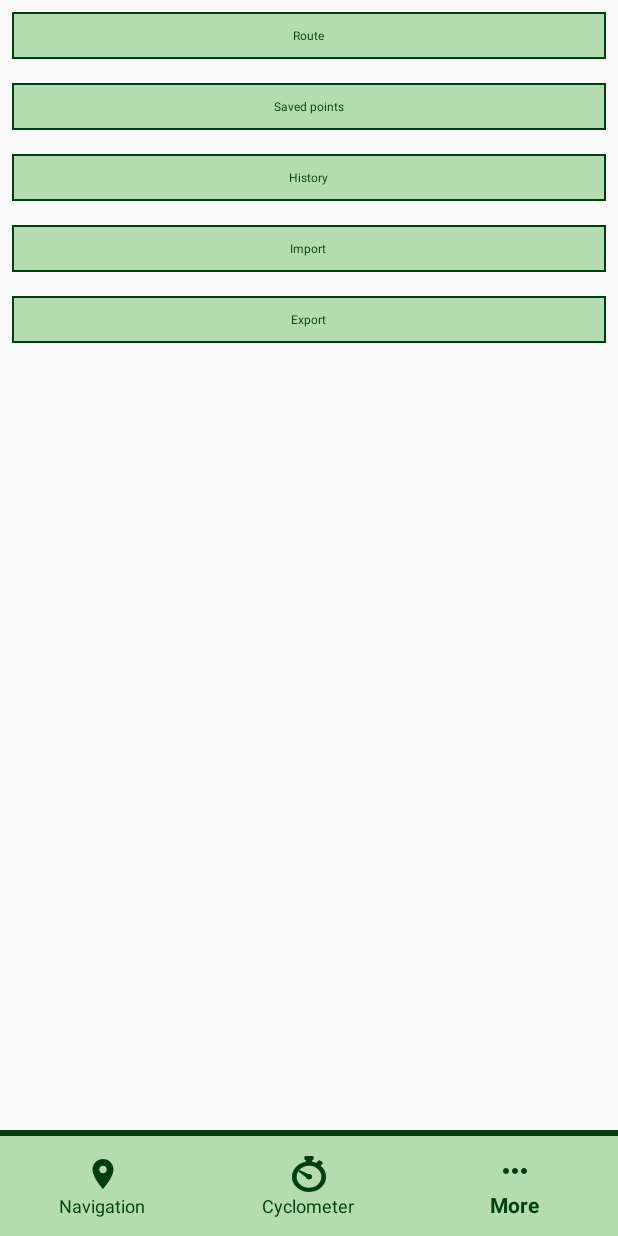
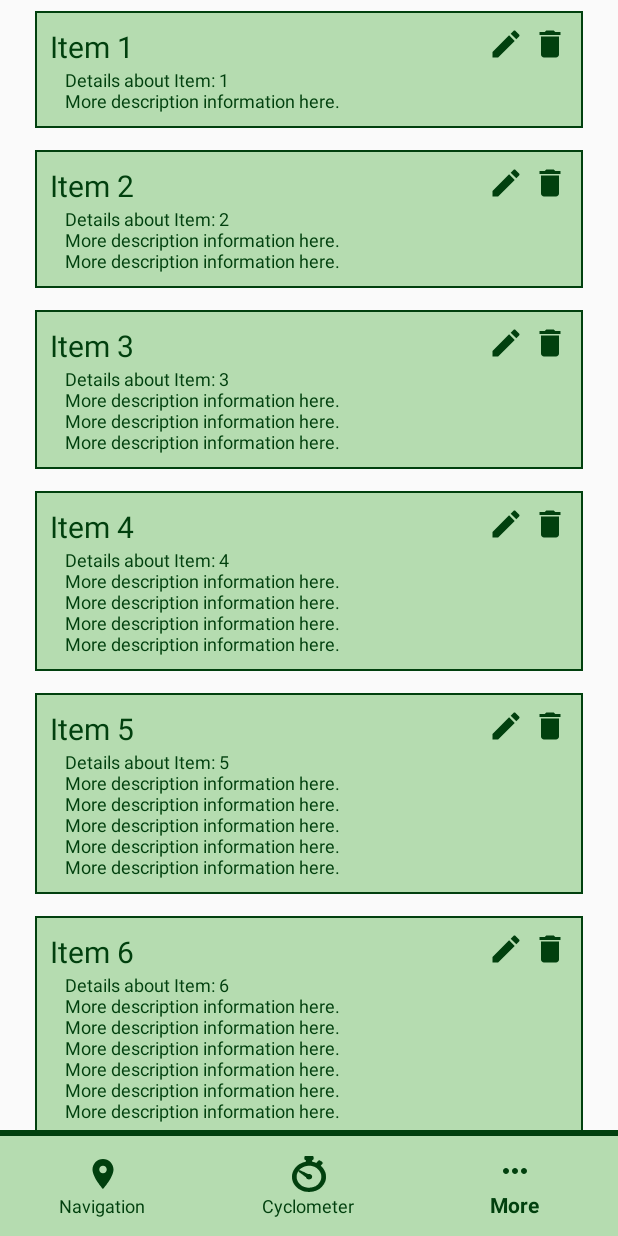
Before and after one commit to lukaszknitter/group-project, an Android app: the screen it shows after launch (MainActivity), item 3 of the bottom bar chosen, on a phone screen of 412 x 824 dp. Run offline under Robolectric (Android 15) with nearby library versions, the phone set to English and light mode, and no system bars.

Commit message:
Layout for history and saved points

```diff
--- a/app/src/main/java/pg/groupproject/aruma/activities/MainActivity.java
+++ b/app/src/main/java/pg/groupproject/aruma/activities/MainActivity.java
@@ -12,15 +12,18 @@ import androidx.fragment.app.FragmentTransaction;
 import com.google.android.material.bottomnavigation.BottomNavigationView;
 
 import pg.groupproject.aruma.R;
-import pg.groupproject.aruma.fragments.MoreFragment;
+import pg.groupproject.aruma.fragments.HistoryFragment;
 import pg.groupproject.aruma.fragments.NavigationFragment;
+import pg.groupproject.aruma.fragments.SavedPointsFragment;
 import pg.groupproject.aruma.fragments.cyclocomputer.CyclocomputerFragment;
+import pg.groupproject.aruma.fragments.viewModels.HistoryContent;
+import pg.groupproject.aruma.fragments.viewModels.SavedPointsContent;
 
-public class MainActivity extends AppCompatActivity implements BottomNavigationView.OnNavigationItemSelectedListener {
+public class MainActivity extends AppCompatActivity implements BottomNavigationView.OnNavigationItemSelectedListener, HistoryFragment.OnListFragmentInteractionListener, SavedPointsFragment.OnListFragmentInteractionListener {
 
 	private final CyclocomputerFragment cyclocomputerFragment = new CyclocomputerFragment();
 	private final NavigationFragment navigationFragment = new NavigationFragment();
-	private final MoreFragment moreFragment = new MoreFragment();
+	private final SavedPointsFragment moreFragment = new SavedPointsFragment();
 	private FragmentManager supportFragmentManager;
 
 	@Override
@@ -93,4 +96,15 @@ public class MainActivity extends AppCompatActivity implements BottomNavigationV
 		}
 		return loadFragment(fragment);
 	}
+
+
+	@Override
+	public void onListFragmentInteraction(HistoryContent.HistoryViewModel item) {
+
+	}
+
+	@Override
+	public void onListFragmentInteraction(SavedPointsContent.SavedPointViewModel item) {
+
+	}
 }
--- /dev/null
+++ b/app/src/main/java/pg/groupproject/aruma/fragments/SavedPointsFragment.java
@@ -0,0 +1,95 @@
+package pg.groupproject.aruma.fragments;
+
+import android.content.Context;
+import android.os.Bundle;
+import android.view.LayoutInflater;
+import android.view.View;
+import android.view.ViewGroup;
+
+import androidx.fragment.app.Fragment;
+import androidx.recyclerview.widget.GridLayoutManager;
+import androidx.recyclerview.widget.LinearLayoutManager;
+import androidx.recyclerview.widget.RecyclerView;
+
+import pg.groupproject.aruma.R;
+import pg.groupproject.aruma.fragments.viewModels.SavedPointsContent;
+import pg.groupproject.aruma.fragments.viewModels.SavedPointsContent.SavedPointViewModel;
+
+/**
+ * A fragment representing a list of Items.
+ * <p/>
+ * Activities containing this fragment MUST implement the {@link OnListFragmentInteractionListener}
+ * interface.
+ */
+public class SavedPointsFragment extends Fragment {
+
+    // TODO: Customize parameters
+    private int mColumnCount = 1;
+
+    private OnListFragmentInteractionListener mListener;
+
+    /**
+     * Mandatory empty constructor for the fragment manager to instantiate the
+     * fragment (e.g. upon screen orientation changes).
+     */
+    public SavedPointsFragment() {
+    }
+
+    @Override
+    public void onCreate(Bundle savedInstanceState) {
+        super.onCreate(savedInstanceState);
+
+    }
+
+    @Override
+    public View onCreateView(LayoutInflater inflater, ViewGroup container,
+                             Bundle savedInstanceState) {
+        View view = inflater.inflate(R.layout.fragment_savedpoints_list, container, false);
+
+        // Set the adapter
+        if (view instanceof RecyclerView) {
+            Context context = view.getContext();
+            RecyclerView recyclerView = (RecyclerView) view;
+            if (mColumnCount <= 1) {
+                recyclerView.setLayoutManager(new LinearLayoutManager(context));
+            } else {
+                recyclerView.setLayoutManager(new GridLayoutManager(context, mColumnCount));
+            }
+            recyclerView.setAdapter(new SavedPointsViewAdapter(SavedPointsContent.ITEMS, mListener));
+        }
+        return view;
+    }
+
+
+    @Override
+    public void onAttach(Context context) {
+        super.onAttach(context);
+        if (context instanceof OnListFragmentInteractionListener) {
+            mListener = (OnListFragmentInteractionListener) context;
+        } else {
+            throw new RuntimeException(context.toString()
+                    + " must implement OnListFragmentInteractionListener");
+        }
+    }
+
+    @Override
+    public void onDetach() {
+        super.onDetach();
+        mListener = null;
+    }
+
+    /**
+     * This interface must be implemented by activities that contain this
+     * fragment to allow an interaction in this fragment to be communicated
+     * to the activity and potentially other fragments contained in that
+     * activity.
+     * <p/>
+     * See the Android Training lesson <a href=
+     * "http://developer.android.com/training/basics/fragments/communicating.html"
+     * >Communicating with Other Fragments</a> for more information.
+     */
+    public interface OnListFragmentInteractionListener {
+        // TODO: Update argument type and name
+        void onListFragmentInteraction(SavedPointViewModel item);
+    }
+}
--- /dev/null
+++ b/app/src/main/java/pg/groupproject/aruma/fragments/SavedPointsViewAdapter.java
@@ -0,0 +1,84 @@
+package pg.groupproject.aruma.fragments;
+
+import android.view.LayoutInflater;
+import android.view.View;
+import android.view.ViewGroup;
+import android.widget.ImageButton;
+import android.widget.TextView;
+
+import androidx.recyclerview.widget.RecyclerView;
+
+import java.util.List;
+
+import pg.groupproject.aruma.R;
+import pg.groupproject.aruma.fragments.SavedPointsFragment.OnListFragmentInteractionListener;
+import pg.groupproject.aruma.fragments.viewModels.SavedPointsContent.SavedPointViewModel;
+
+/**
+ * {@link RecyclerView.Adapter} that can display a {@link SavedPointViewModel} and makes a call to the
+ * specified {@link OnListFragmentInteractionListener}.
+ * TODO: Replace the implementation with code for your data type.
+ */
+public class SavedPointsViewAdapter extends RecyclerView.Adapter<SavedPointsViewAdapter.ViewHolder> {
+
+    private final List<SavedPointViewModel> mValues;
+    private final OnListFragmentInteractionListener mListener;
+
+    public SavedPointsViewAdapter(List<SavedPointViewModel> items, OnListFragmentInteractionListener listener) {
+        mValues = items;
+        mListener = listener;
+    }
+
+    @Override
+    public ViewHolder onCreateViewHolder(ViewGroup parent, int viewType) {
+        View view = LayoutInflater.from(parent.getContext())
+                .inflate(R.layout.fragment_savedpoints_row, parent, false);
+        return new ViewHolder(view);
+    }
+
+    @Override
+    public void onBindViewHolder(final ViewHolder holder, int position) {
+        holder.mItem = mValues.get(position);
+        holder.title.setText(mValues.get(position).title);
+        holder.description.setText(mValues.get(position).description);
+
+        holder.mView.setOnClickListener(new View.OnClickListener() {
+            @Override
+            public void onClick(View v) {
+                if (null != mListener) {
+                    // Notify the active callbacks interface (the activity, if the
+                    // fragment is attached to one) that an item has been selected.
+                    mListener.onListFragmentInteraction(holder.mItem);
+                }
+            }
+        });
+    }
+
+    @Override
+    public int getItemCount() {
+        return mValues.size();
+    }
+
+    public class ViewHolder extends RecyclerView.ViewHolder {
+        public final View mView;
+        public final TextView title;
+        public final TextView description;
+        public final ImageButton edit;
+        public final ImageButton delete;
+        public SavedPointViewModel mItem;
+
+        public ViewHolder(View view) {
+            super(view);
+            mView = view;
+            title = (TextView) view.findViewById(R.id.saved_points_row_title);
+            description = (TextView) view.findViewById(R.id.saved_points_row_description);
+            edit = (ImageButton) view.findViewById(R.id.saved_points_row_edit_button);
+            delete = (ImageButton) view.findViewById(R.id.saved_points_row_delete_button);
+        }
+
+        @Override
+        public String toString() {
+            return super.toString() + " '" + description.getText() + "'";
+        }
+    }
+}
--- /dev/null
+++ b/app/src/main/java/pg/groupproject/aruma/fragments/viewModels/SavedPointsContent.java
@@ -0,0 +1,72 @@
+package pg.groupproject.aruma.fragments.viewModels;
+
+import java.util.ArrayList;
+import java.util.HashMap;
+import java.util.List;
+import java.util.Map;
+
+/**
+ * Helper class for providing sample title for user interfaces created by
+ * Android template wizards.
+ * <p>
+ * TODO: Replace all uses of this class before publishing your app.
+ */
+public class SavedPointsContent {
+
+    /**
+     * An array of sample (dummy) items.
+     */
+    public static final List<SavedPointViewModel> ITEMS = new ArrayList<SavedPointViewModel>();
+
+    /**
+     * A map of sample (dummy) items, by ID.
+     */
+    public static final Map<String, SavedPointViewModel> ITEM_MAP = new HashMap<String, SavedPointViewModel>();
+
+    private static final int COUNT = 25;
+
+    static {
+        // Add some sample items.
+        for (int i = 1; i <= COUNT; i++) {
+            addItem(createSavedPoint(i));
+        }
+    }
+
+    private static void addItem(SavedPointViewModel item) {
+        ITEMS.add(item);
+        ITEM_MAP.put(item.id, item);
+    }
+
+    private static SavedPointViewModel createSavedPoint(int position) {
+        return new SavedPointViewModel(String.valueOf(position), "Item " + position, makeDetails(position));
+    }
+
+    private static String makeDetails(int position) {
+        StringBuilder builder = new StringBuilder();
+        builder.append("Details about Item: ").append(position);
+        for (int i = 0; i < position; i++) {
+            builder.append("\nMore description information here.");
+        }
+        return builder.toString();
+    }
+
+    /**
+     * A dummy item representing a piece of title.
+     */
+    public static class SavedPointViewModel {
+        public final String id;
+        public final String title;
+        public final String description;
+
+        public SavedPointViewModel(String id, String title, String description) {
+            this.id = id;
+            this.title = title;
+            this.description = description;
+        }
+
+        @Override
+        public String toString() {
+            return title;
+        }
+    }
+}
--- /dev/null
+++ b/app/src/main/res/drawable/ic_delete_black_24dp.xml
@@ -0,0 +1,5 @@
+<vector android:height="24dp" android:tint="#01400E"
+    android:viewportHeight="24.0" android:viewportWidth="24.0"
+    android:width="24dp" xmlns:android="http://schemas.android.com/apk/res/android">
+    <path android:fillColor="#FF000000" android:pathData="M6,19c0,1.1 0.9,2 2,2h8c1.1,0 2,-0.9 2,-2V7H6v12zM19,4h-3.5l-1,-1h-5l-1,1H5v2h14V4z"/>
+</vector>
--- /dev/null
+++ b/app/src/main/res/drawable/ic_edit_black_24dp.xml
@@ -0,0 +1,5 @@
+<vector android:height="24dp" android:tint="#01400E"
+    android:viewportHeight="24.0" android:viewportWidth="24.0"
+    android:width="24dp" xmlns:android="http://schemas.android.com/apk/res/android">
+    <path android:fillColor="#FF000000" android:pathData="M3,17.25V21h3.75L17.81,9.94l-3.75,-3.75L3,17.25zM20.71,7.04c0.39,-0.39 0.39,-1.02 0,-1.41l-2.34,-2.34c-0.39,-0.39 -1.02,-0.39 -1.41,0l-1.83,1.83 3.75,3.75 1.83,-1.83z"/>
+</vector>
--- /dev/null
+++ b/app/src/main/res/layout/fragment_savedpoints_list.xml
@@ -0,0 +1,13 @@
+<?xml version="1.0" encoding="utf-8"?>
+<androidx.recyclerview.widget.RecyclerView xmlns:android="http://schemas.android.com/apk/res/android"
+    xmlns:app="http://schemas.android.com/apk/res-auto"
+    xmlns:tools="http://schemas.android.com/tools"
+    android:id="@+id/list"
+    android:name="pg.groupproject.aruma.fragments.SavedPointsFragment"
+    android:layout_width="match_parent"
+    android:layout_height="match_parent"
+    android:layout_marginLeft="16dp"
+    android:layout_marginRight="16dp"
+    app:layoutManager="LinearLayoutManager"
+    tools:context="pg.groupproject.aruma.fragments.SavedPointsFragment"
+    tools:listitem="@layout/fragment_savedpoints_row" />
--- /dev/null
+++ b/app/src/main/res/layout/fragment_savedpoints_row.xml
@@ -0,0 +1,55 @@
+<?xml version="1.0" encoding="utf-8"?>
+<RelativeLayout xmlns:android="http://schemas.android.com/apk/res/android"
+    xmlns:app="http://schemas.android.com/apk/res-auto"
+    android:layout_width="match_parent"
+    android:layout_height="wrap_content"
+    android:layout_margin="@dimen/moreMarginItem"
+    android:padding="10dp"
+    android:background="@drawable/element_background_border"
+
+    >
+    <TextView
+        android:id="@+id/saved_points_row_title"
+        android:layout_width="wrap_content"
+        android:layout_height="wrap_content"
+        android:text="Lorem ipsum"
+        android:textColor="@color/font"
+        android:textSize="@dimen/fontSizeTitle"
+
+
+        />
+
+    <TextView
+        android:id="@+id/saved_points_row_description"
+        android:layout_width="wrap_content"
+        android:layout_height="wrap_content"
+        android:text="Lorem ipsum"
+        android:textColor="@color/font"
+        android:textSize="@dimen/fontSizeSecondary"
+        android:layout_marginLeft="10dp"
+        android:layout_below="@id/saved_points_row_title"
+
+        />
+
+
+    <ImageButton
+        android:id="@+id/saved_points_row_delete_button"
+        android:layout_width="wrap_content"
+        android:layout_height="wrap_content"
+        android:layout_alignParentTop="true"
+        android:layout_alignParentEnd="true"
+        android:background="@android:color/transparent"
+        app:srcCompat="@drawable/ic_delete_black_24dp"
+        />
+
+    <ImageButton
+        android:id="@+id/saved_points_row_edit_button"
+        android:layout_width="wrap_content"
+        android:layout_height="wrap_content"
+        android:layout_marginRight="5dp"
+        android:layout_toLeftOf="@id/saved_points_row_delete_button"
+        android:background="@android:color/transparent"
+        app:srcCompat="@drawable/ic_edit_black_24dp"
+        />
+
+</RelativeLayout>
--- a/app/src/debug/res/values/dimen.xml
+++ b/app/src/main/res/values/dimens.xml
@@ -8,4 +8,5 @@
     <dimen name="moreMarginItem">7dp</dimen>
     <dimen name="cyclocomputerMarginItem">7dp</dimen>
     <dimen name="cyclocomputerMarginTopItemValue">-8dp</dimen>
+    <dimen name="text_margin">16dp</dimen>
 </resources>
--- a/app/src/main/res/values/styles.xml
+++ b/app/src/main/res/values/styles.xml
@@ -19,4 +19,8 @@
         <item name="android:textSize">@dimen/fontSizeSecondary</item>
     </style>
 
+    <style name="textAppearanceListItem">
+
+    </style>
+
 </resources>
```
Also changed, not shown: app/src/main/java/pg/groupproject/aruma/fragments/HistoryFragment.java (added, +95 -0 lines), app/src/main/java/pg/groupproject/aruma/fragments/HistoryViewAdapter.java (added, +79 -0 lines), app/src/main/java/pg/groupproject/aruma/fragments/viewModels/HistoryContent.java (added, +72 -0 lines), app/src/main/res/layout/fragment_history_list.xml (added, +13 -0 lines), app/src/main/res/layout/fragment_history_row.xml (added, +52 -0 lines).
